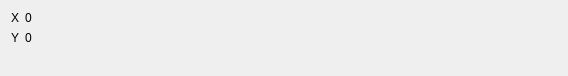
Before: the Qt Designer form template/uic/info.ui in panzergame/dxfplotter, drawn with Qt 5.
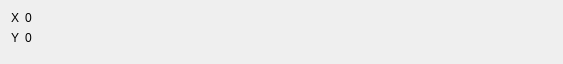
After: the same form once the commit is applied.

Commit message: chore: setup timer to aniamtion time slider

The edit to the form file:
```diff
--- a/template/uic/info.ui
+++ b/template/uic/info.ui
@@ -6,8 +6,8 @@
    <rect>
     <x>0</x>
     <y>0</y>
-    <width>568</width>
-    <height>76</height>
+    <width>563</width>
+    <height>64</height>
    </rect>
   </property>
   <property name="sizePolicy">
```
The commit also changes 4 other files.
